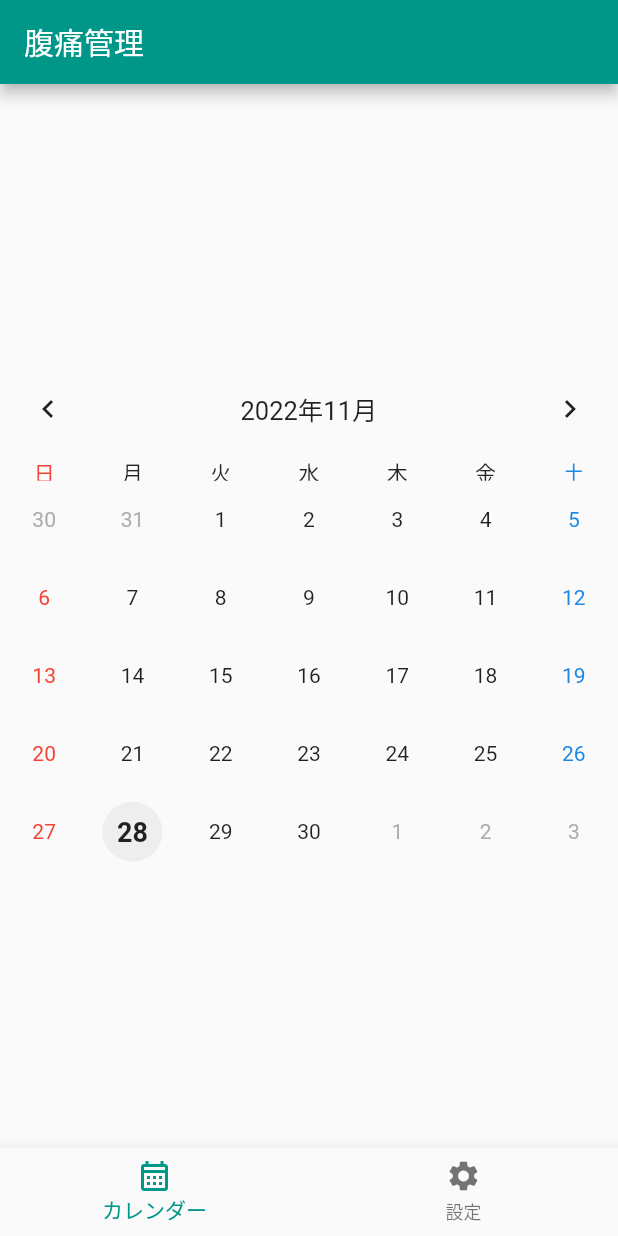
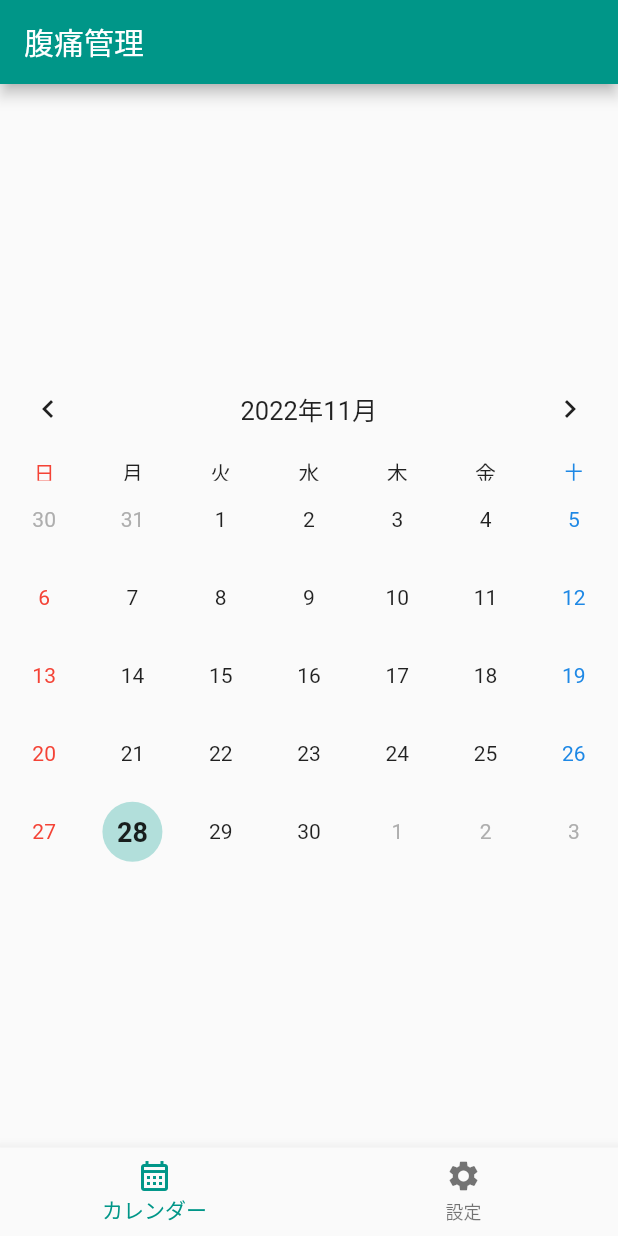
Before and after one commit to sa8a/stomach_ache_app, a Flutter app: the screen it shows after launch, on a phone screen of 412 x 824 dp. Run offline on Flutter 3.47's test engine with Material 2 defaults, Android fonts, the phone set to English and light mode, and no system bars; drawn by our look-alikes of table_calendar.

Commit message:
style: スタイル微調整

```diff
--- a/lib/screens/calendar_page.dart
+++ b/lib/screens/calendar_page.dart
@@ -69,7 +69,7 @@ class _CalendarPageState extends State<CalendarPage> {
             // 今日の日付のスタイル
             todayDecoration: BoxDecoration(
               shape: BoxShape.circle,
-              color: Colors.grey[200],
+              color: Colors.teal[100],
             ),
             todayTextStyle: const TextStyle(
               fontSize: 18,
@@ -120,7 +120,7 @@ class _CalendarPageState extends State<CalendarPage> {
                   day.day.toString(),
                   style: TextStyle(
                     color: _textColor(day),
-                    fontSize: 21,
+                    fontSize: 20,
                     fontWeight: FontWeight.bold,
                   ),
                 ),
```
